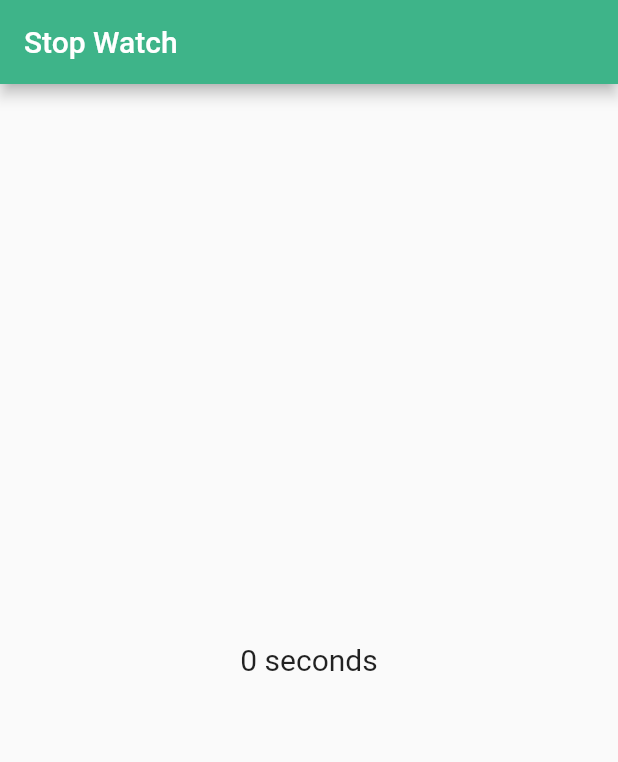
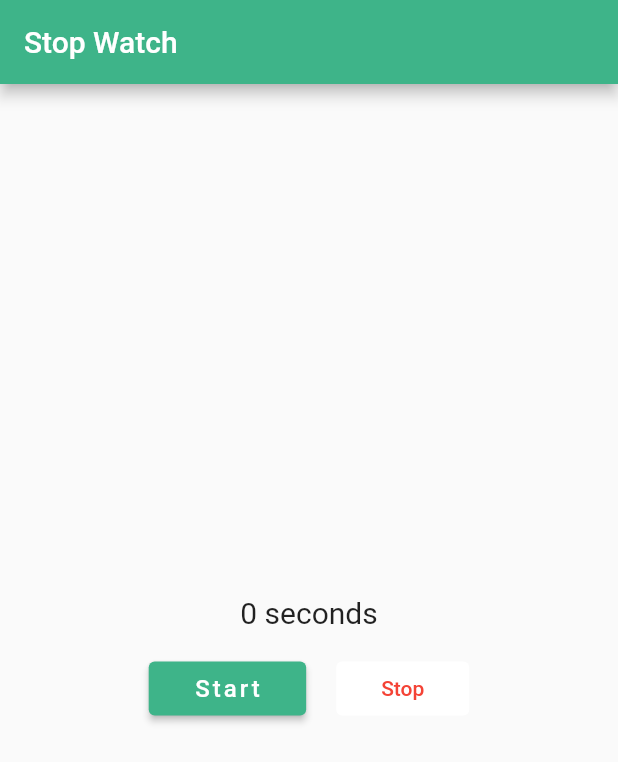
Before and after one commit to DARK-PROGRAMMER-I/stop_watch, a Flutter app: the first screen one second after launch, on a phone screen of 412 x 824 dp. Shown: the top 762 px of the screen. Run offline on Flutter 3.47's test engine with Material 2 defaults, Android fonts, the phone set to English and light mode, and no system bars; missing offline and left inert: dart:ffi.

Commit message:
Stop watch app from book " Flutter Cook Book" * Buttons Added

```diff
--- a/lib/main_classes/stopwatch.dart
+++ b/lib/main_classes/stopwatch.dart
@@ -10,16 +10,27 @@ class StopWatch extends StatefulWidget{
 
 class StopWatchState extends State<StopWatch>{
   // Now we need to create Seconds and timer
-  int? seconds;
+  bool? isStart = false;
+  int? seconds= 0;
   Timer? timer;
 
   // now build functions
-  @override
-  void initState(){
-    super.initState();
+  // Building functions for stoping and Starting the timer
+  void _startTimer(){
+    timer = Timer.periodic(Duration(seconds: 1), _onTick);
 
-    seconds= 0;
-    timer= Timer.periodic(Duration(seconds:1), _onTick);
+    setState(() {
+      seconds= 0;
+      isStart= true;
+    });
+  }
+  // Stop Timer
+  void _stopTimer(){
+    setState((){
+      timer!.cancel();
+      isStart = false;
+
+    });
   }
   // Function for incrementing the number
   void _onTick(Timer time){
@@ -30,12 +41,7 @@ class StopWatchState extends State<StopWatch>{
 
   // Creating dynamic text -> use infront of seconds
   String _secondsText() => seconds == 1? 'second': 'seconds';
-  // create a function to stop Timer when off the screen
-  @override
-  void dispose(){
-    timer?.cancel();
-    super.dispose();
-  }
+
   @override
   Widget build(BuildContext context){
     return Scaffold(
@@ -43,11 +49,43 @@ class StopWatchState extends State<StopWatch>{
         backgroundColor: Color(0xff3eb489),
         title: Text("Stop Watch", style: TextStyle(color: Colors.white),),
       ),
-      body: Container(
-        child: Center(
-          child: Text("$seconds ${_secondsText()}", style: TextStyle(fontSize: 20),),
-        ),
+      body:  Column(
+        mainAxisAlignment: MainAxisAlignment.center,
+        children:[
+          Center(
+            child: Text("$seconds ${_secondsText()}", style: TextStyle(fontSize: 20),),
+          ),
+          SizedBox(height: 15,),
+          Row(
+            mainAxisAlignment: MainAxisAlignment.center,
+            children: [
+              ElevatedButton(
+                  onPressed: _startTimer,
+                  child: Text("Start", style: TextStyle(fontSize: 16, letterSpacing: 2),),
+                  style: ButtonStyle(
+                    backgroundColor: MaterialStateProperty.all<Color>(Color(0xff3eb489)),
+                    foregroundColor: MaterialStateProperty.all<Color>(Colors.white),
+                    padding: MaterialStateProperty.all(EdgeInsets.symmetric(horizontal: 30))
+                  ),
+
+              ),
+              SizedBox(width: 20,),
+              TextButton(
+                  onPressed: _stopTimer,
+                  child: Text('Stop'),
+                  style: ButtonStyle(
+                    foregroundColor: MaterialStateProperty.all(Colors.red),
+                    backgroundColor: MaterialStateProperty.all(Colors.white),
+                    padding: MaterialStateProperty.all(EdgeInsets.symmetric(horizontal: 30))
+                  ),
+
+              )
+
+            ],
+          )
+      ]
       ),
+
     );
   }
 }
```
